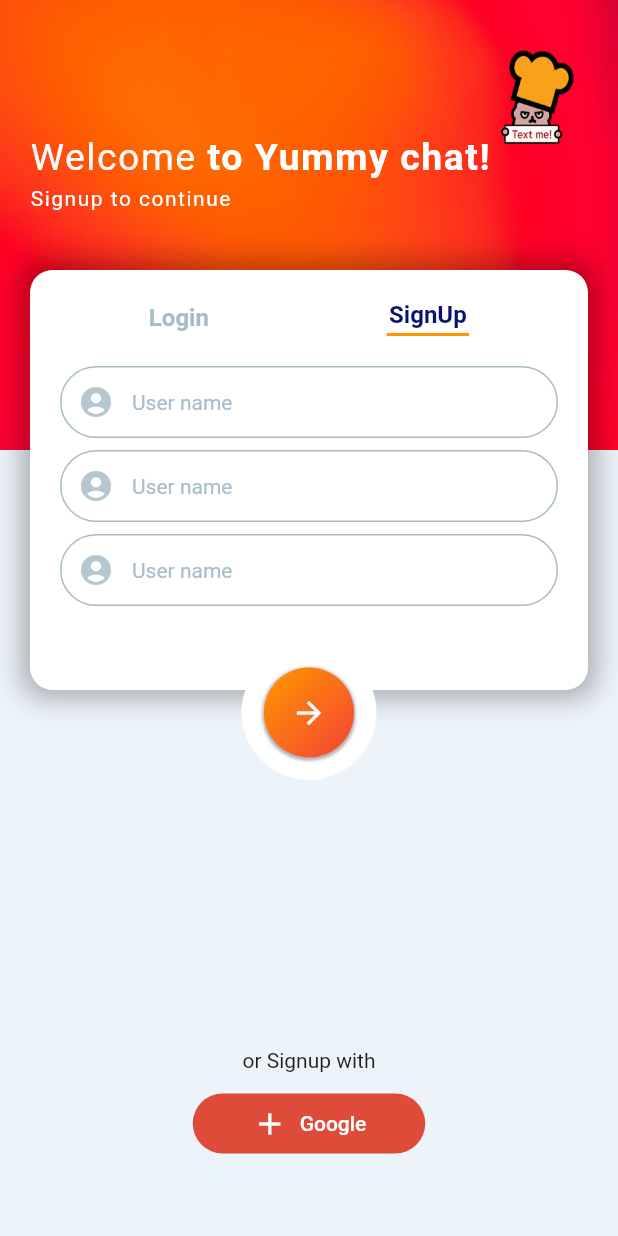
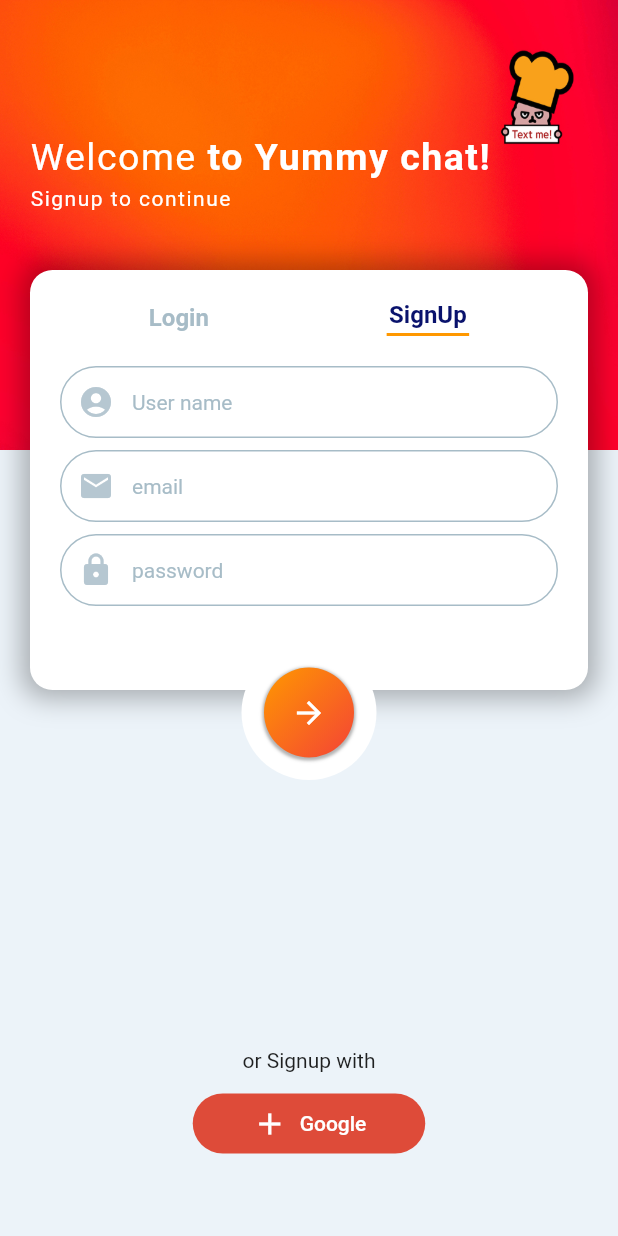
Before and after one commit to pplm1042/-codingchef_chat, a Flutter app: the screen it shows after launch, on a phone screen of 412 x 824 dp. Run offline on Flutter 3.47's test engine with Material 2 defaults, Android fonts, the phone set to English and light mode, and no system bars.

Commit message:
[Update] 코딩셰프 조금 매운맛 강좌 22

```diff
--- a/lib/screens/main_screen.dart
+++ b/lib/screens/main_screen.dart
@@ -10,11 +10,27 @@
 
 class _LoginSignupScreenState extends State<LoginSignupScreen> {
   bool isSignupScreen = true;
+  final _formKey = GlobalKey<FormState>();
+  String userName = '';
+  String userEmail = '';
+  String userPassword = '';
+
+  void _tryValidation() {
+    final isValid = _formKey.currentState!.validate();
+    if (isValid) {
+      _formKey.currentState!.save();
+    }
+  }
+
   @override
   Widget build(BuildContext context) {
     return Scaffold(
       backgroundColor: Palette.backgroundColor,
-      body: Stack(
+      body: GestureDetector(
+        onTap: () {
+          FocusScope.of(context).unfocus();
+        },
+        child: Stack(
           children: [
             Positioned(
               top: 0,
@@ -89,6 +105,8 @@
                           blurRadius: 15,
                           spreadRadius: 5),
                     ]),
+                child: SingleChildScrollView(
+                  padding: EdgeInsets.only(bottom: 20),
                   child: Column(children: [
                     Row(
                       mainAxisAlignment: MainAxisAlignment.spaceAround,
@@ -153,9 +171,20 @@
                       Container(
                         margin: EdgeInsets.only(top: 20),
                         child: Form(
+                          key: _formKey,
                           child: Column(
                             children: [
                               TextFormField(
+                                key: ValueKey(1),
+                                validator: (value) {
+                                  if (value!.isEmpty || value.length < 4) {
+                                    return 'Please enter at least 4 characters';
+                                  }
+                                  return null;
+                                },
+                                onSaved: (value) {
+                                  userName = value!;
+                                },
                                 decoration: InputDecoration(
                                     prefixIcon: Icon(
                                       Icons.account_circle,
@@ -177,13 +206,111 @@
                                     ),
                                     hintText: 'User name',
                                     hintStyle: TextStyle(
-                                    fontSize: 14, color: Palette.textColor1),
+                                        fontSize: 14,
+                                        color: Palette.textColor1),
                                     contentPadding: EdgeInsets.all(10)),
                               ),
                               SizedBox(
                                 height: 8,
                               ),
                               TextFormField(
+                                key: ValueKey(2),
+                                validator: (value) {
+                                  if (value!.isEmpty || value.contains('@')) {
+                                    return 'Please enter a valid email address.';
+                                  }
+                                  return null;
+                                },
+                                onSaved: (value) {
+                                  userEmail = value!;
+                                },
+                                decoration: InputDecoration(
+                                    prefixIcon: Icon(
+                                      Icons.email,
+                                      color: Palette.iconColor,
+                                    ),
+                                    enabledBorder: OutlineInputBorder(
+                                      borderSide:
+                                          BorderSide(color: Palette.textColor1),
+                                      borderRadius: BorderRadius.all(
+                                        Radius.circular(30),
+                                      ),
+                                    ),
+                                    focusedBorder: OutlineInputBorder(
+                                      borderSide:
+                                          BorderSide(color: Palette.textColor1),
+                                      borderRadius: BorderRadius.all(
+                                        Radius.circular(35),
+                                      ),
+                                    ),
+                                    hintText: 'email',
+                                    hintStyle: TextStyle(
+                                        fontSize: 14,
+                                        color: Palette.textColor1),
+                                    contentPadding: EdgeInsets.all(10)),
+                              ),
+                              SizedBox(
+                                height: 8,
+                              ),
+                              TextFormField(
+                                key: ValueKey(3),
+                                // 파이어베이스에 패스워드를 연동할때는 최소 6자리가 필요함
+                                validator: (value) {
+                                  if (value!.isEmpty || value.length < 6) {
+                                    return 'Password must be at least 7 characters long.';
+                                  }
+                                  return null;
+                                },
+                                onSaved: (value) {
+                                  userPassword = value!;
+                                },
+                                decoration: InputDecoration(
+                                    prefixIcon: Icon(
+                                      Icons.lock,
+                                      color: Palette.iconColor,
+                                    ),
+                                    enabledBorder: OutlineInputBorder(
+                                      borderSide:
+                                          BorderSide(color: Palette.textColor1),
+                                      borderRadius: BorderRadius.all(
+                                        Radius.circular(30),
+                                      ),
+                                    ),
+                                    focusedBorder: OutlineInputBorder(
+                                      borderSide:
+                                          BorderSide(color: Palette.textColor1),
+                                      borderRadius: BorderRadius.all(
+                                        Radius.circular(35),
+                                      ),
+                                    ),
+                                    hintText: 'password',
+                                    hintStyle: TextStyle(
+                                        fontSize: 14,
+                                        color: Palette.textColor1),
+                                    contentPadding: EdgeInsets.all(10)),
+                              ),
+                            ],
+                          ),
+                        ),
+                      ),
+                    if (!isSignupScreen)
+                      Container(
+                        margin: EdgeInsets.only(top: 20),
+                        child: Form(
+                          key: _formKey,
+                          child: Column(
+                            children: [
+                              TextFormField(
+                                key: ValueKey(4),
+                                validator: (value) {
+                                  if (value!.isEmpty || value.length < 4) {
+                                    return 'Please enter at least 4 characters';
+                                  }
+                                  return null;
+                                },
+                                onSaved: (value) {
+                                  userName = value!;
+                                },
                                 decoration: InputDecoration(
                                     prefixIcon: Icon(
                                       Icons.account_circle,
@@ -205,16 +332,27 @@
                                     ),
                                     hintText: 'User name',
                                     hintStyle: TextStyle(
-                                    fontSize: 14, color: Palette.textColor1),
+                                        fontSize: 14,
+                                        color: Palette.textColor1),
                                     contentPadding: EdgeInsets.all(10)),
                               ),
                               SizedBox(
                                 height: 8,
                               ),
                               TextFormField(
+                                key: ValueKey(5),
+                                validator: (value) {
+                                  if (value!.isEmpty || value.length < 6) {
+                                    return 'Password must be at least 7 characters long.';
+                                  }
+                                  return null;
+                                },
+                                onSaved: (value) {
+                                  userPassword = value!;
+                                },
                                 decoration: InputDecoration(
                                     prefixIcon: Icon(
-                                  Icons.account_circle,
+                                      Icons.lock,
                                       color: Palette.iconColor,
                                     ),
                                     enabledBorder: OutlineInputBorder(
@@ -231,72 +369,10 @@
                                         Radius.circular(35),
                                       ),
                                     ),
-                                hintText: 'User name',
+                                    hintText: 'password',
                                     hintStyle: TextStyle(
-                                    fontSize: 14, color: Palette.textColor1),
-                                contentPadding: EdgeInsets.all(10)),
-                          ),
-                        ],
-                      ),
-                    ),
-                  ),
-                if (!isSignupScreen)
-                  Container(
-                    margin: EdgeInsets.only(top: 20),
-                    child: Form(
-                      child: Column(
-                        children: [
-                          TextFormField(
-                            decoration: InputDecoration(
-                                prefixIcon: Icon(
-                                  Icons.account_circle,
-                                  color: Palette.iconColor,
-                                ),
-                                enabledBorder: OutlineInputBorder(
-                                  borderSide:
-                                      BorderSide(color: Palette.textColor1),
-                                  borderRadius: BorderRadius.all(
-                                    Radius.circular(30),
-                                  ),
-                                ),
-                                focusedBorder: OutlineInputBorder(
-                                  borderSide:
-                                      BorderSide(color: Palette.textColor1),
-                                  borderRadius: BorderRadius.all(
-                                    Radius.circular(35),
-                                  ),
-                                ),
-                                hintText: 'User name',
-                                hintStyle: TextStyle(
-                                    fontSize: 14, color: Palette.textColor1),
-                                contentPadding: EdgeInsets.all(10)),
-                          ),
-                          SizedBox(
-                            height: 8,
-                          ),
-                          TextFormField(
-                            decoration: InputDecoration(
-                                prefixIcon: Icon(
-                                  Icons.account_circle,
-                                  color: Palette.iconColor,
-                                ),
-                                enabledBorder: OutlineInputBorder(
-                                  borderSide:
-                                      BorderSide(color: Palette.textColor1),
-                                  borderRadius: BorderRadius.all(
-                                    Radius.circular(30),
-                                  ),
-                                ),
-                                focusedBorder: OutlineInputBorder(
-                                  borderSide:
-                                      BorderSide(color: Palette.textColor1),
-                                  borderRadius: BorderRadius.all(
-                                    Radius.circular(35),
-                                  ),
-                                ),
-                                hintText: 'User name',
-                                hintStyle: TextStyle(
-                                    fontSize: 14, color: Palette.textColor1),
+                                        fontSize: 14,
+                                        color: Palette.textColor1),
                                     contentPadding: EdgeInsets.all(10)),
                               ),
                             ],
@@ -304,6 +380,7 @@
                         ),
                       )
                   ]),
+                ),
               ),
             ),
             // 텍스트 폼 필드
@@ -321,6 +398,10 @@
                   decoration: BoxDecoration(
                       color: Colors.white,
                       borderRadius: BorderRadius.circular(50)),
+                  child: GestureDetector(
+                    onTap: () {
+                      _tryValidation();
+                    },
                     child: Container(
                       decoration: BoxDecoration(
                         gradient: LinearGradient(
@@ -344,9 +425,14 @@
                   ),
                 ),
               ),
+            ),
             // 전송버튼
-          Positioned(
-            top: MediaQuery.of(context).size.height - 125,
+            AnimatedPositioned(
+              duration: Duration(milliseconds: 500),
+              curve: Curves.easeIn,
+              top: isSignupScreen
+                  ? MediaQuery.of(context).size.height - 125
+                  : MediaQuery.of(context).size.height - 165,
               right: 0,
               left: 0,
               child: Column(children: [
@@ -370,7 +456,9 @@
                 ),
               ]),
             )
+            // 구글 로그인 버튼
           ],
+        ),
       ),
     );
   }
```
Lines whose indentation alone changed are shown as unchanged.
